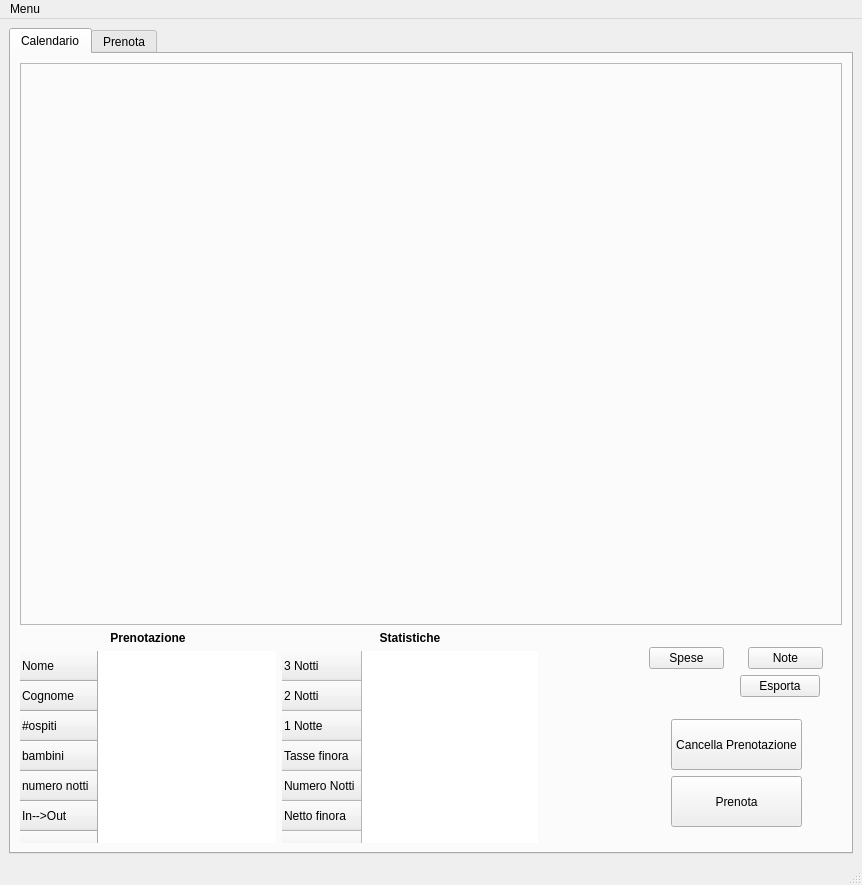
The window that gui.ui (LucioPg/ErbaVento) describes before a commit, drawn with Qt 5.
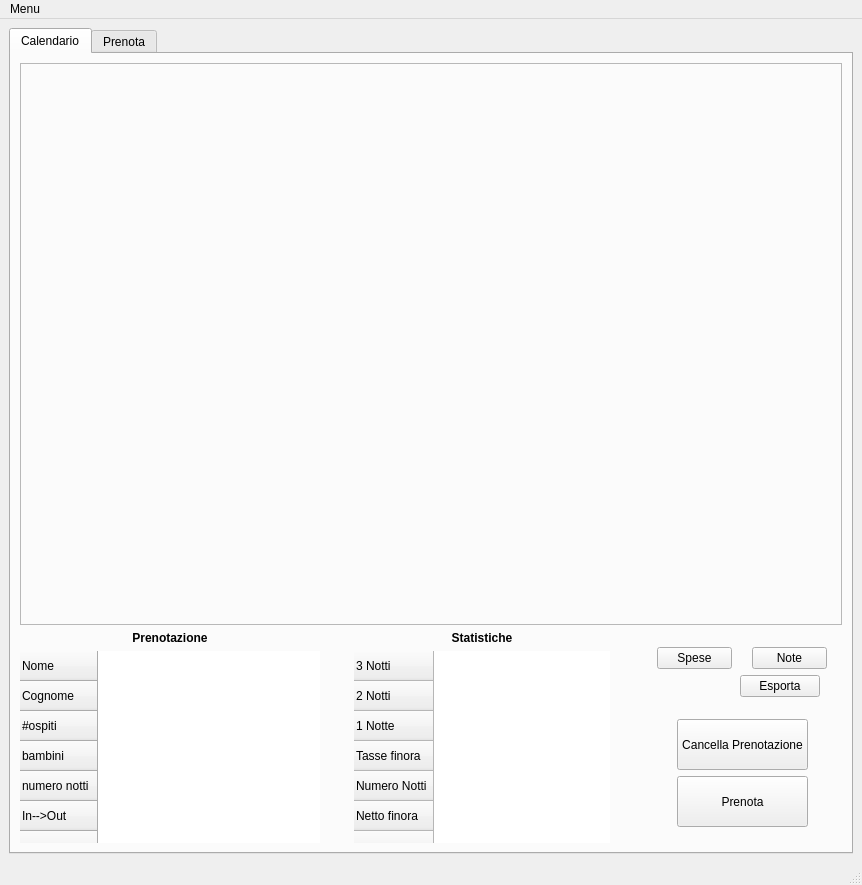
The same window after the commit. Custom widgets are drawn as their Qt base class.

Commit message: fix alla lineEdit numero giorni e nella info prenotazioni aggiunto messaggio nella status bar per l'esportazione

```diff
--- a/gui.ui
+++ b/gui.ui
@@ -72,10 +72,16 @@
                                                           <verstretch>0</verstretch>
                                                       </sizepolicy>
                                                   </property>
+                                                  <property name="minimumSize">
+                                                      <size>
+                                                          <width>300</width>
+                                                          <height>0</height>
+                                                      </size>
+                                                  </property>
                                                   <property name="maximumSize">
                                                       <size>
                                                           <width>300</width>
-                                                          <height>220</height>
+                                                          <height>240</height>
                                                       </size>
                                                   </property>
                                                   <property name="focusPolicy">
@@ -103,13 +109,13 @@
                                                       <bool>false</bool>
                                                   </attribute>
                                                   <attribute name="horizontalHeaderDefaultSectionSize">
-                                                      <number>115</number>
+                                                      <number>95</number>
                                                   </attribute>
                                                   <attribute name="horizontalHeaderMinimumSectionSize">
                                                       <number>50</number>
                                                   </attribute>
                                                   <attribute name="horizontalHeaderStretchLastSection">
-                                                      <bool>false</bool>
+                                                      <bool>true</bool>
                                                   </attribute>
                                                   <row>
                                                       <property name="text">
@@ -160,6 +166,19 @@
                                           </item>
                                       </layout>
                                   </item>
+                                  <item>
+                                      <spacer name="horizontalSpacer_11">
+                                          <property name="orientation">
+                                              <enum>Qt::Horizontal</enum>
+                                          </property>
+                                          <property name="sizeHint" stdset="0">
+                                              <size>
+                                                  <width>40</width>
+                                                  <height>20</height>
+                                              </size>
+                                          </property>
+                                      </spacer>
+                                  </item>
                                   <item>
                                       <layout class="QVBoxLayout" name="verticalLayout_3">
                                           <item>
```
The commit also changes 2 other files.
